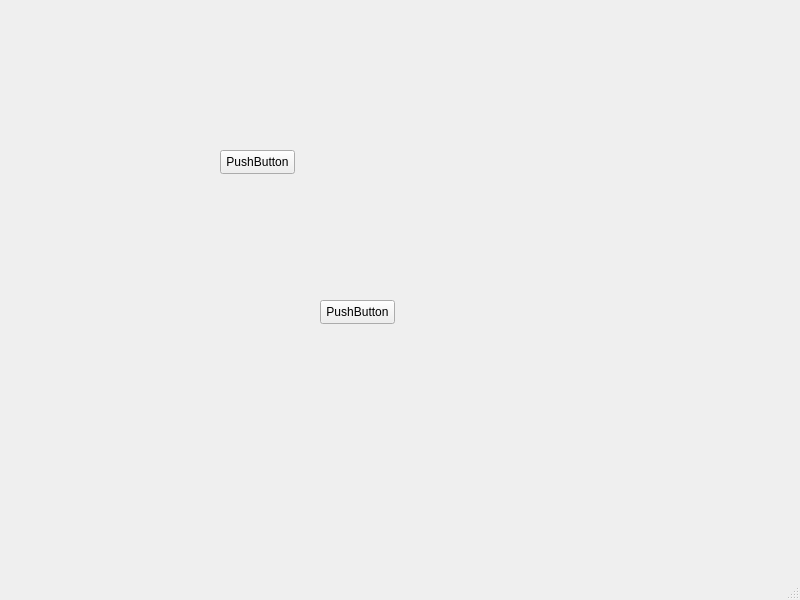
Before: the Qt Designer form mainwindow.ui in Maestoso-con-Brio/Git_tester, drawn with Qt 5.
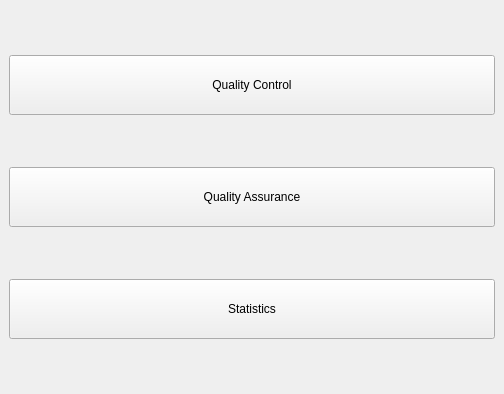
After: the same form once the commit is applied.

What changed in the file:
```diff
--- a/mainwindow.ui
+++ b/mainwindow.ui
@@ -6,52 +6,56 @@
    <rect>
     <x>0</x>
     <y>0</y>
-    <width>800</width>
-    <height>600</height>
+    <width>504</width>
+    <height>394</height>
    </rect>
   </property>
   <property name="windowTitle">
    <string>MainWindow</string>
   </property>
   <widget class="QWidget" name="centralwidget">
-   <widget class="QPushButton" name="pushButton">
-    <property name="geometry">
-     <rect>
-      <x>220</x>
-      <y>150</y>
-      <width>75</width>
-      <height>24</height>
-     </rect>
+   <layout class="QGridLayout" name="gridLayout">
+    <item row="0" column="0">
+     <widget class="QPushButton" name="QC_pushButton">
+      <property name="minimumSize">
+       <size>
+        <width>200</width>
+        <height>60</height>
+       </size>
     </property>
     <property name="text">
-     <string>PushButton</string>
-    </property>
-   </widget>
-   <widget class="QPushButton" name="pushButton_2">
-    <property name="geometry">
-     <rect>
-      <x>320</x>
-      <y>300</y>
-      <width>75</width>
-      <height>24</height>
-     </rect>
+       <string>Quality Control</string>
+      </property>
+     </widget>
+    </item>
+    <item row="1" column="0">
+     <widget class="QPushButton" name="QA_pushButton">
+      <property name="minimumSize">
+       <size>
+        <width>200</width>
+        <height>60</height>
+       </size>
     </property>
     <property name="text">
-     <string>PushButton</string>
-    </property>
-   </widget>
-  </widget>
-  <widget class="QMenuBar" name="menubar">
-   <property name="geometry">
-    <rect>
-     <x>0</x>
-     <y>0</y>
-     <width>800</width>
-     <height>22</height>
-    </rect>
-   </property>
-  </widget>
-  <widget class="QStatusBar" name="statusbar"/>
+       <string>Quality Assurance</string>
+      </property>
+     </widget>
+    </item>
+    <item row="2" column="0">
+     <widget class="QPushButton" name="Stats_pushButton">
+      <property name="minimumSize">
+       <size>
+        <width>200</width>
+        <height>60</height>
+       </size>
+      </property>
+      <property name="text">
+       <string>Statistics</string>
+      </property>
+     </widget>
+    </item>
+   </layout>
+  </widget>
  </widget>
  <resources/>
  <connections/>
```
Lines whose indentation alone changed are shown as unchanged.
